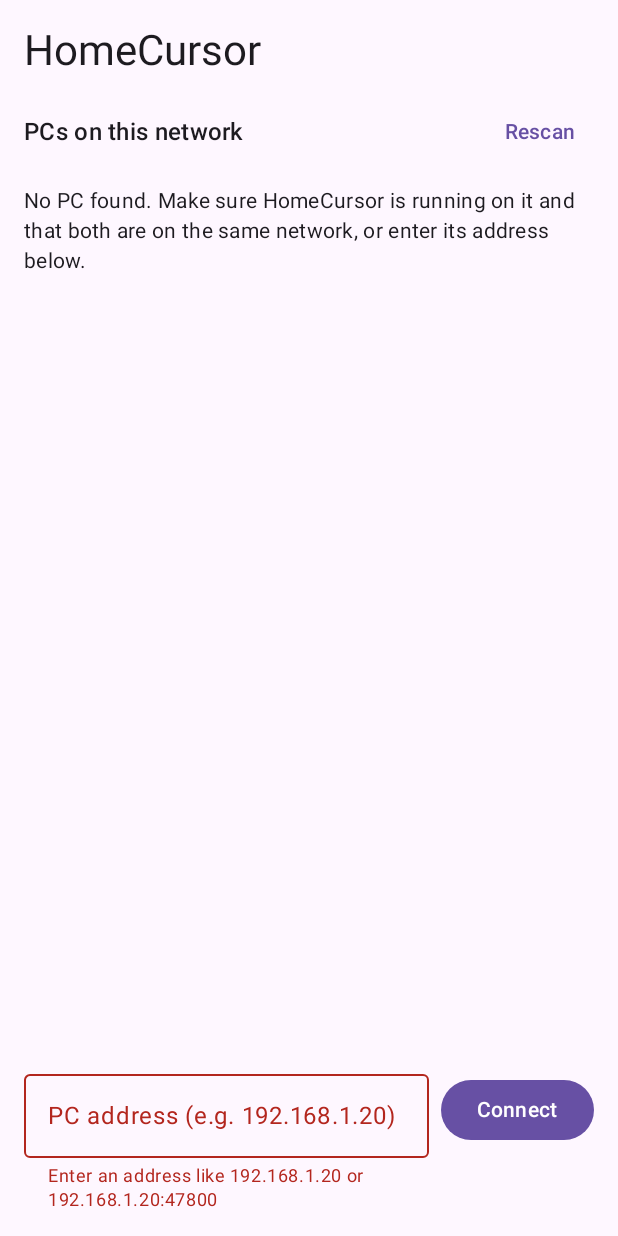
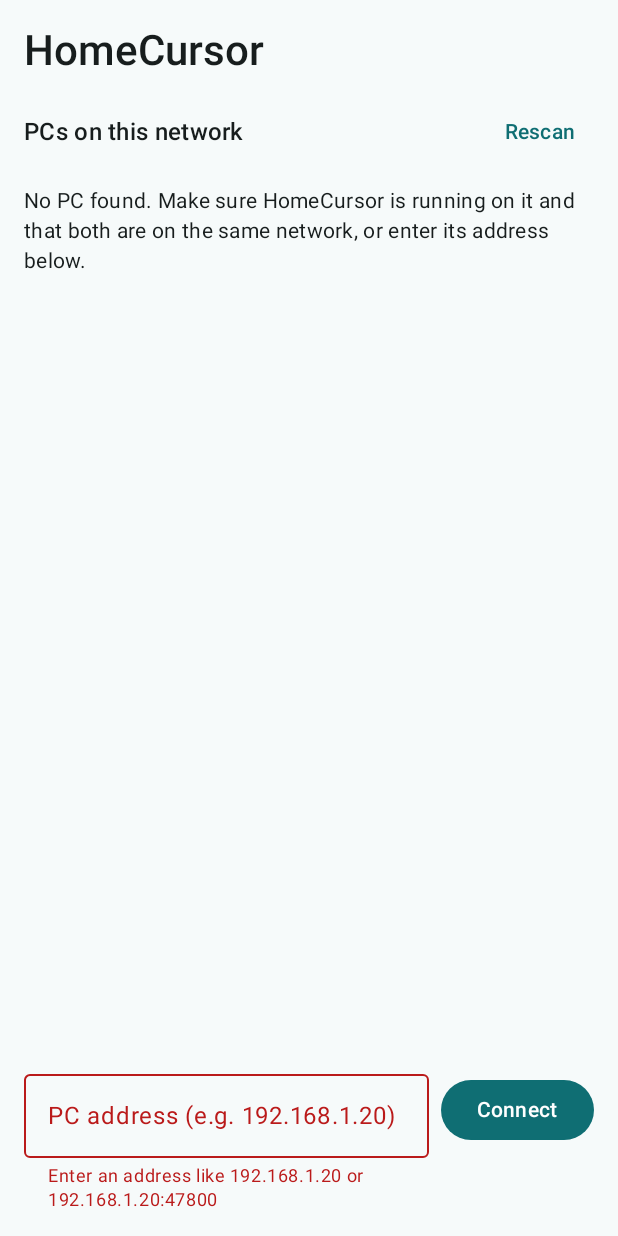
Before and after one commit to talgrim/HomeCursor, an Android app built with Jetpack Compose: the screen it shows after launch (MainActivity), after a tap on "Connect", on a phone screen of 412 x 824 dp. Run offline under Robolectric (Android 15) with nearby library versions, the phone set to English and light mode, and no system bars; network calls fail; 1 statement that could not run was skipped.

Commit message:
feat(client): add brand theme with light and dark schemes
Add HomeCursorTheme (teal/indigo/amber palette, type, shapes, spacing scale)
that follows the system dark mode, a DayNight window theme and edge-to-edge
system bars.

Co-Authored-By: Claude <noreply@anthropic.com>

```diff
--- a/src/client/app/src/main/AndroidManifest.xml
+++ b/src/client/app/src/main/AndroidManifest.xml
@@ -7,7 +7,7 @@
     <application
         android:allowBackup="false"
         android:label="@string/app_name"
-        android:theme="@android:style/Theme.Material.Light.NoActionBar">
+        android:theme="@style/Theme.HomeCursor">
         <activity
             android:name=".MainActivity"
             android:exported="true">
--- a/src/client/app/src/main/kotlin/com/homecursor/client/MainActivity.kt
+++ b/src/client/app/src/main/kotlin/com/homecursor/client/MainActivity.kt
@@ -6,6 +6,7 @@ import android.os.Build
 import android.os.Bundle
 import androidx.activity.ComponentActivity
 import androidx.activity.compose.setContent
+import androidx.activity.enableEdgeToEdge
 import androidx.activity.viewModels
 import androidx.lifecycle.ViewModel
 import androidx.lifecycle.ViewModelProvider
@@ -41,6 +42,7 @@ class MainActivity : ComponentActivity() {
     }
 
     override fun onCreate(savedInstanceState: Bundle?) {
+        enableEdgeToEdge()
         super.onCreate(savedInstanceState)
         // The on-screen keyboard is landscape: turn the phone while it is open, and let it turn back when it closes.
         lifecycleScope.launch {
--- a/src/client/app/src/main/kotlin/com/homecursor/client/ui/HomeCursorApp.kt
+++ b/src/client/app/src/main/kotlin/com/homecursor/client/ui/HomeCursorApp.kt
@@ -41,6 +41,7 @@ import com.homecursor.client.connection.ConnectionFailure
 import com.homecursor.client.connection.HostEndpoint
 import com.homecursor.client.discovery.DiscoveredHost
 import com.homecursor.client.session.ConnectionStatus
+import com.homecursor.client.ui.theme.HomeCursorTheme
 
 /** Root composable: shows the connection progress, the trackpad, or the list of hosts to pick from. */
 @Composable
@@ -80,7 +81,7 @@ fun HomeCursorContent(
     onCancel: () -> Unit,
     connectedContent: @Composable (HostEndpoint) -> Unit,
 ) {
-    MaterialTheme {
+    HomeCursorTheme {
         Surface(modifier = Modifier.fillMaxSize()) {
             // The trackpad gets almost the whole screen: touches outside it would be lost.
             val margin = if (state.status is ConnectionStatus.Connected) 8.dp else 16.dp
--- /dev/null
+++ b/src/client/app/src/main/kotlin/com/homecursor/client/ui/theme/Color.kt
@@ -0,0 +1,73 @@
+package com.homecursor.client.ui.theme
+
+import androidx.compose.material3.ColorScheme
+import androidx.compose.material3.darkColorScheme
+import androidx.compose.material3.lightColorScheme
+import androidx.compose.ui.graphics.Color
+
+// Brand palette: teal (primary), indigo (secondary), amber (tertiary, used for status) on cool neutrals.
+// Every text/background pair is at least WCAG AA (4.5:1) and outlines at least 3:1 against the surface.
+
+internal val LightColorScheme: ColorScheme = lightColorScheme(
+    primary = Color(0xFF0F6E73),
+    onPrimary = Color(0xFFFFFFFF),
+    primaryContainer = Color(0xFFBDEFF0),
+    onPrimaryContainer = Color(0xFF002022),
+    secondary = Color(0xFF4355B2),
+    onSecondary = Color(0xFFFFFFFF),
+    secondaryContainer = Color(0xFFDDE1FF),
+    onSecondaryContainer = Color(0xFF0A1A5C),
+    tertiary = Color(0xFF8A5100),
+    onTertiary = Color(0xFFFFFFFF),
+    tertiaryContainer = Color(0xFFFFDCBE),
+    onTertiaryContainer = Color(0xFF2D1600),
+    error = Color(0xFFBA1A1A),
+    onError = Color(0xFFFFFFFF),
+    errorContainer = Color(0xFFFFDAD6),
+    onErrorContainer = Color(0xFF410002),
+    background = Color(0xFFF6FAFA),
+    onBackground = Color(0xFF171D1D),
+    surface = Color(0xFFF6FAFA),
+    onSurface = Color(0xFF171D1D),
+    surfaceVariant = Color(0xFFDAE4E4),
+    onSurfaceVariant = Color(0xFF3F4949),
+    outline = Color(0xFF6F7979),
+    outlineVariant = Color(0xFFBFC8C8),
+    surfaceContainerLowest = Color(0xFFFFFFFF),
+    surfaceContainerLow = Color(0xFFF0F5F5),
+    surfaceContainer = Color(0xFFEAEFEF),
+    surfaceContainerHigh = Color(0xFFE5E9E9),
+    surfaceContainerHighest = Color(0xFFDFE3E4),
+)
+
+internal val DarkColorScheme: ColorScheme = darkColorScheme(
+    primary = Color(0xFF7FD4D9),
+    onPrimary = Color(0xFF003739),
+    primaryContainer = Color(0xFF004F52),
+    onPrimaryContainer = Color(0xFFBDEFF0),
+    secondary = Color(0xFFB8C3FF),
+    onSecondary = Color(0xFF1B2C78),
+    secondaryContainer = Color(0xFF2F3F8C),
+    onSecondaryContainer = Color(0xFFDDE1FF),
+    tertiary = Color(0xFFFFB86C),
+    onTertiary = Color(0xFF4A2800),
+    tertiaryContainer = Color(0xFF6A3C00),
+    onTertiaryContainer = Color(0xFFFFDCBE),
+    error = Color(0xFFFFB4AB),
+    onError = Color(0xFF690005),
+    errorContainer = Color(0xFF93000A),
+    onErrorContainer = Color(0xFFFFDAD6),
+    background = Color(0xFF0E1415),
+    onBackground = Color(0xFFDEE3E3),
+    surface = Color(0xFF0E1415),
+    onSurface = Color(0xFFDEE3E3),
+    surfaceVariant = Color(0xFF3F4949),
+    onSurfaceVariant = Color(0xFFBEC8C8),
+    outline = Color(0xFF899393),
+    outlineVariant = Color(0xFF3F4949),
+    surfaceContainerLowest = Color(0xFF090F10),
+    surfaceContainerLow = Color(0xFF161D1D),
+    surfaceContainer = Color(0xFF1A2121),
+    surfaceContainerHigh = Color(0xFF252B2C),
+    surfaceContainerHighest = Color(0xFF303636),
+)
--- /dev/null
+++ b/src/client/app/src/main/kotlin/com/homecursor/client/ui/theme/Shape.kt
@@ -0,0 +1,14 @@
+package com.homecursor.client.ui.theme
+
+import androidx.compose.foundation.shape.RoundedCornerShape
+import androidx.compose.material3.Shapes
+import androidx.compose.ui.unit.dp
+
+/** Corner radii shared by every component; use `MaterialTheme.shapes` instead of inline `RoundedCornerShape`. */
+internal val HomeCursorShapes = Shapes(
+    extraSmall = RoundedCornerShape(4.dp),
+    small = RoundedCornerShape(8.dp),
+    medium = RoundedCornerShape(12.dp),
+    large = RoundedCornerShape(16.dp),
+    extraLarge = RoundedCornerShape(28.dp),
+)
--- /dev/null
+++ b/src/client/app/src/main/kotlin/com/homecursor/client/ui/theme/Spacing.kt
@@ -0,0 +1,13 @@
+package com.homecursor.client.ui.theme
+
+import androidx.compose.ui.unit.Dp
+import androidx.compose.ui.unit.dp
+
+/** Spacing scale shared by every screen; use these instead of `.dp` literals for gaps and padding. */
+object Spacing {
+    val xs: Dp = 4.dp
+    val sm: Dp = 8.dp
+    val md: Dp = 12.dp
+    val lg: Dp = 16.dp
+    val xl: Dp = 24.dp
+}
--- /dev/null
+++ b/src/client/app/src/main/kotlin/com/homecursor/client/ui/theme/Theme.kt
@@ -0,0 +1,19 @@
+package com.homecursor.client.ui.theme
+
+import androidx.compose.foundation.isSystemInDarkTheme
+import androidx.compose.material3.MaterialTheme
+import androidx.compose.runtime.Composable
+
+/** App theme: the brand palette, typography and shapes. Follows the system dark mode unless [darkTheme] is given. */
+@Composable
+fun HomeCursorTheme(
+    darkTheme: Boolean = isSystemInDarkTheme(),
+    content: @Composable () -> Unit,
+) {
+    MaterialTheme(
+        colorScheme = if (darkTheme) DarkColorScheme else LightColorScheme,
+        typography = HomeCursorTypography,
+        shapes = HomeCursorShapes,
+        content = content,
+    )
+}
--- /dev/null
+++ b/src/client/app/src/main/kotlin/com/homecursor/client/ui/theme/Type.kt
@@ -0,0 +1,14 @@
+package com.homecursor.client.ui.theme
+
+import androidx.compose.material3.Typography
+import androidx.compose.ui.text.font.FontWeight
+
+private val Base = Typography()
+
+/** Material 3 type scale on the system font, with a little more weight on titles and labels. */
+internal val HomeCursorTypography = Typography(
+    headlineMedium = Base.headlineMedium.copy(fontWeight = FontWeight.SemiBold),
+    titleLarge = Base.titleLarge.copy(fontWeight = FontWeight.SemiBold),
+    titleMedium = Base.titleMedium.copy(fontWeight = FontWeight.SemiBold),
+    labelLarge = Base.labelLarge.copy(fontWeight = FontWeight.SemiBold),
+)
--- /dev/null
+++ b/src/client/app/src/main/res/values-night/colors.xml
@@ -0,0 +1,4 @@
+<?xml version="1.0" encoding="utf-8"?>
+<resources>
+    <color name="window_background">#FF0E1415</color>
+</resources>
--- /dev/null
+++ b/src/client/app/src/main/res/values-night/themes.xml
@@ -0,0 +1,6 @@
+<?xml version="1.0" encoding="utf-8"?>
+<resources>
+    <style name="Theme.HomeCursor" parent="@android:style/Theme.Material.NoActionBar">
+        <item name="android:windowBackground">@color/window_background</item>
+    </style>
+</resources>
--- /dev/null
+++ b/src/client/app/src/main/res/values/colors.xml
@@ -0,0 +1,5 @@
+<?xml version="1.0" encoding="utf-8"?>
+<resources>
+    <!-- Matches the Compose theme's surface so there is no flash before the first frame. -->
+    <color name="window_background">#FFF6FAFA</color>
+</resources>
--- /dev/null
+++ b/src/client/app/src/main/res/values/themes.xml
@@ -0,0 +1,7 @@
+<?xml version="1.0" encoding="utf-8"?>
+<resources>
+    <!-- The visible UI is Compose; this theme only sets the window behind it. values-night/themes.xml is the dark variant. -->
+    <style name="Theme.HomeCursor" parent="@android:style/Theme.Material.Light.NoActionBar">
+        <item name="android:windowBackground">@color/window_background</item>
+    </style>
+</resources>
```
